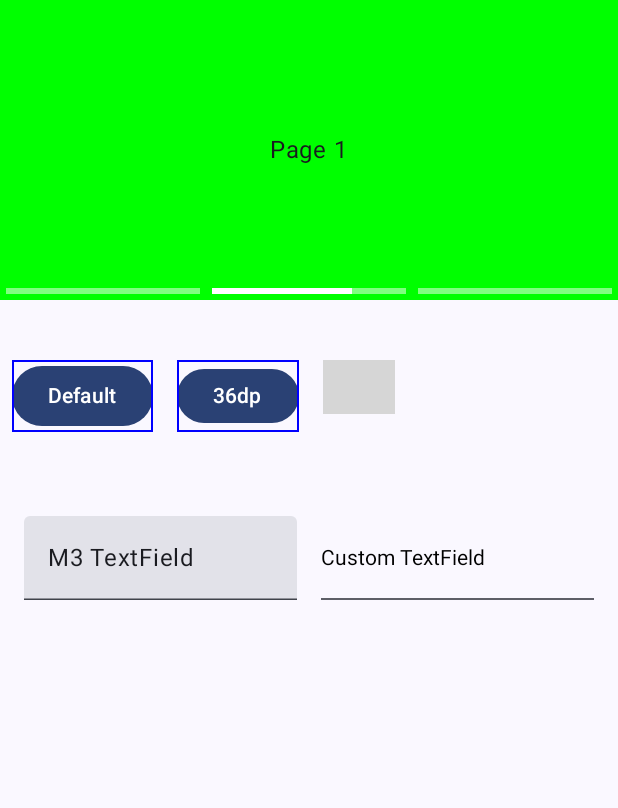
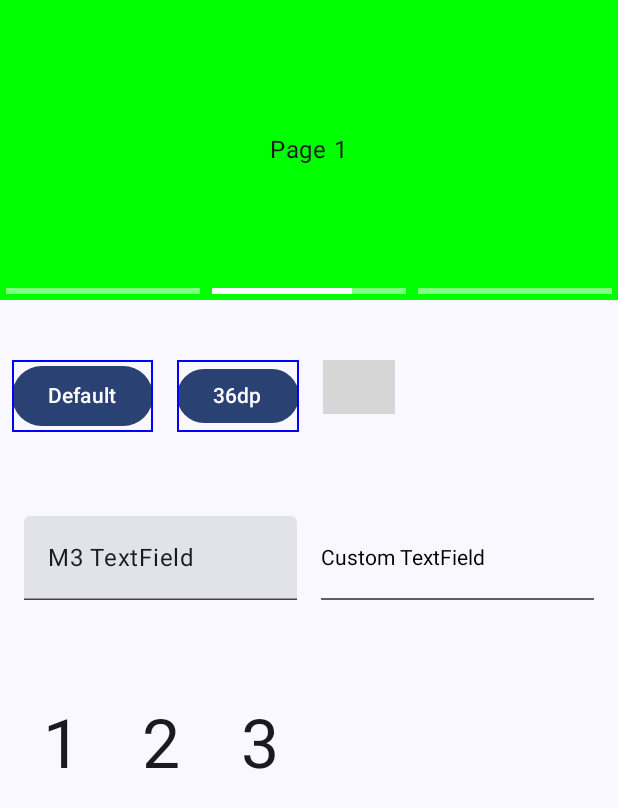
Before and after one commit to haru067/playground, an Android app built with Jetpack Compose: the screen it shows after launch (MainActivity), on a phone screen of 412 x 824 dp. Shown: the top 808 px of the screen. Run offline under Robolectric (Android 15) with nearby library versions, the phone set to English and light mode, and no system bars; missing, so only their content is drawn: CompositionLocalProvider; 1 statement that could not run was skipped; grey boxes are pictures that could not be loaded.

Commit message:
Add example for verification code

```diff
--- a/app/src/main/java/com/haru067/playground/MainActivity.kt
+++ b/app/src/main/java/com/haru067/playground/MainActivity.kt
@@ -22,6 +22,7 @@ import androidx.compose.ui.unit.dp
 import com.haru067.playground.components.ButtonExample
 import com.haru067.playground.components.CarouselExample
 import com.haru067.playground.components.TextFieldExample
+import com.haru067.playground.components.VerificationCodeInputExample
 import com.haru067.playground.ui.theme.PlaygroundTheme
 
 class MainActivity : ComponentActivity() {
@@ -41,6 +42,9 @@ class MainActivity : ComponentActivity() {
 
                         Spacer(modifier = Modifier.height(32.dp))
                         TextFieldExample(Modifier.padding(8.dp))
+
+                        Spacer(modifier = Modifier.height(32.dp))
+                        VerificationCodeInputExample(Modifier.padding(8.dp))
                     }
                 }
             }
--- /dev/null
+++ b/app/src/main/java/com/haru067/playground/components/VerificationCodeInputExample.kt
@@ -0,0 +1,89 @@
+package com.haru067.playground.components
+
+import androidx.compose.foundation.background
+import androidx.compose.foundation.border
+import androidx.compose.foundation.layout.Box
+import androidx.compose.foundation.layout.Column
+import androidx.compose.foundation.layout.Row
+import androidx.compose.foundation.layout.padding
+import androidx.compose.foundation.layout.size
+import androidx.compose.foundation.layout.wrapContentWidth
+import androidx.compose.foundation.shape.RoundedCornerShape
+import androidx.compose.foundation.text.BasicTextField
+import androidx.compose.foundation.text.KeyboardActions
+import androidx.compose.foundation.text.KeyboardOptions
+import androidx.compose.material3.MaterialTheme
+import androidx.compose.material3.Text
+import androidx.compose.runtime.Composable
+import androidx.compose.runtime.mutableStateOf
+import androidx.compose.runtime.remember
+import androidx.compose.ui.Alignment
+import androidx.compose.ui.Modifier
+import androidx.compose.ui.graphics.Color
+import androidx.compose.ui.text.input.KeyboardType
+import androidx.compose.ui.unit.dp
+
+@Composable
+fun VerificationCodeInputExample(
+    modifier: Modifier = Modifier,
+) {
+    val (sampleText, setSampleText) = remember { mutableStateOf("123") }
+
+    Column(modifier) {
+        VerificationCodeInput(
+            value = sampleText,
+            onValueChange = setSampleText,
+        )
+    }
+}
+
+@Composable
+private fun VerificationCodeInput(
+    value: String,
+    onValueChange: (String) -> Unit,
+    modifier: Modifier = Modifier,
+    keyboardOptions: KeyboardOptions = KeyboardOptions.Default.copy(keyboardType = KeyboardType.Number),
+    keyboardActions: KeyboardActions = KeyboardActions.Default,
+    digit: Int = 6,
+) {
+    BasicTextField(
+        value = value,
+        modifier = modifier,
+        onValueChange = { if (it.length <= digit) onValueChange(it.filter { c -> c.isDigit() }) },
+        keyboardOptions = keyboardOptions,
+        keyboardActions = keyboardActions,
+        singleLine = true,
+        decorationBox = @Composable { _ ->
+            Row {
+                value.padEnd(length = digit, padChar = ' ').forEach { c ->
+                    SingleNumberBox(
+                        numberChar = c,
+                        modifier = Modifier
+                            .weight(1f)
+                            .padding(8.dp),
+                    )
+                }
+            }
+        },
+    )
+}
+
+@Composable
+internal fun SingleNumberBox(
+    modifier: Modifier = Modifier,
+    numberChar: Char,
+) {
+    Box(
+        contentAlignment = Alignment.Center,
+        modifier = modifier
+            .background(MaterialTheme.colorScheme.surface)
+            .size(width = 48.dp, height = 64.dp)
+            .wrapContentWidth(Alignment.CenterHorizontally),
+    ) {
+        Text(
+            text = numberChar.toString(),
+            style = MaterialTheme.typography.displayMedium,
+            color = MaterialTheme.colorScheme.onSurface,
+        )
+    }
+}
```
